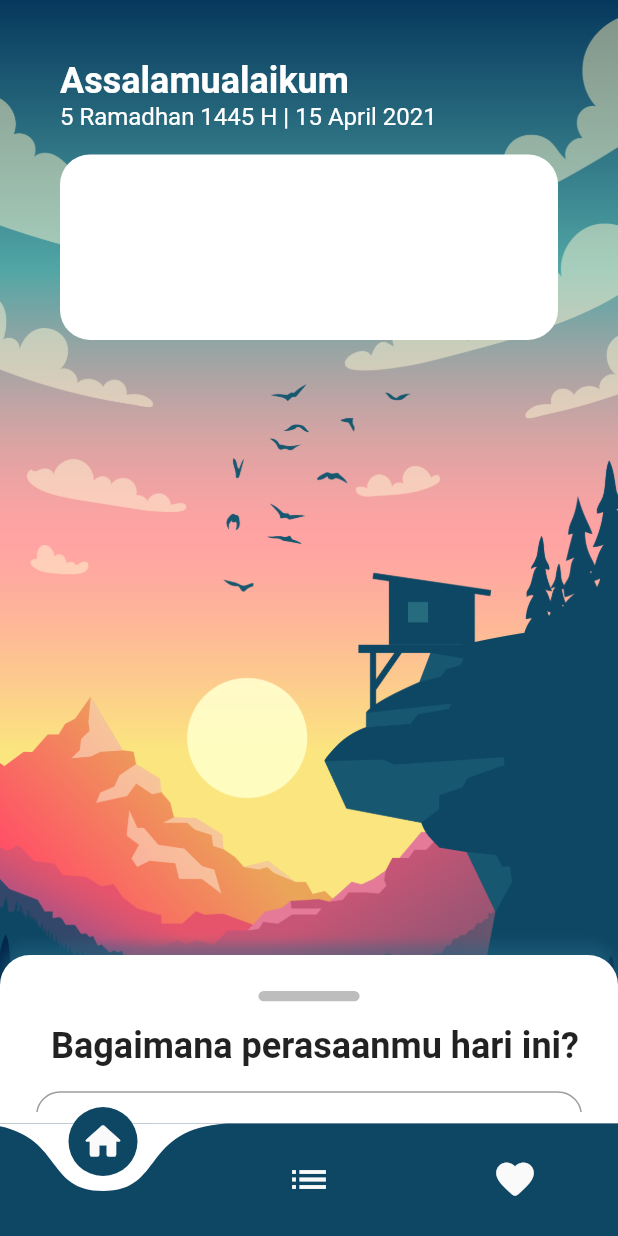
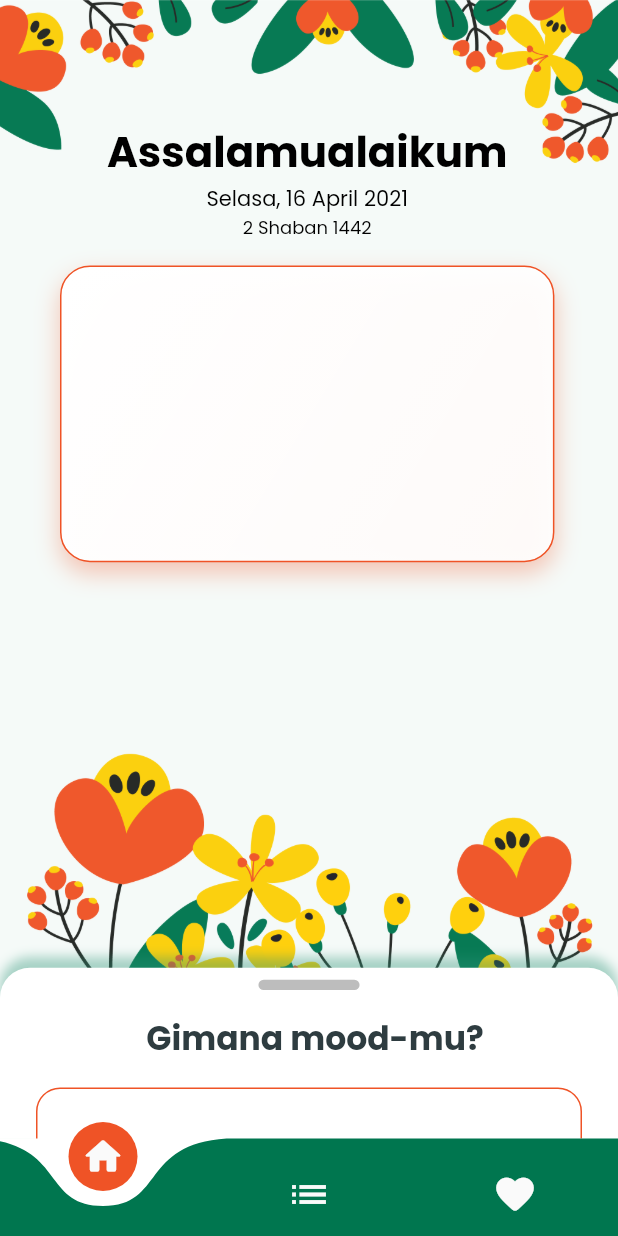
Before and after one commit to reinabil/moodo, a Flutter app: the screen it shows after launch, on a phone screen of 412 x 824 dp. Run offline on Flutter 3.47's test engine with Material 2 defaults, Android fonts, the phone set to English and light mode, and no system bars; drawn by our look-alikes of curved_navigation_bar; our stand-ins replace sized_context.

Commit message:
bisa pindah page

```diff
--- a/lib/HomePage.dart
+++ b/lib/HomePage.dart
@@ -12,6 +12,41 @@ class HomePage extends StatefulWidget {
 class _HomePageState extends State<HomePage> {
   final String bgPagi = 'images/bgPagi.png';
   final String bgMalam = 'images/bgMalam.png';
+  final String bgBunga = 'images/bgBunga.png';
+
+  final TextStyle header = TextStyle(
+    color: Color(0xff2e3c40),
+    fontSize: 34,
+    fontFamily: "Poppins",
+    fontWeight: FontWeight.w700,
+  );
+  final TextStyle title1 = TextStyle(
+    color: Colors.black,
+    fontSize: 28,
+    fontFamily: "Poppins",
+    fontWeight: FontWeight.w700,
+  );
+  final TextStyle title2 = TextStyle(
+    color: Color(0xff2e3c40),
+    fontSize: 22,
+    fontFamily: "Poppins",
+    fontWeight: FontWeight.w700,
+  );
+  final TextStyle headline = TextStyle(
+    color: Colors.black,
+    fontFamily: "Poppins",
+    fontSize: 20,
+  );
+  final TextStyle body = TextStyle(
+    color: Colors.black,
+    fontFamily: "Poppins",
+    fontSize: 14,
+  );
+  final TextStyle caption = TextStyle(
+    color: Colors.black,
+    fontFamily: "Poppins",
+    fontSize: 12,
+  );
 
   @override
   Widget build(BuildContext context) {
@@ -24,21 +59,19 @@ class _HomePageState extends State<HomePage> {
                 constraints: BoxConstraints.expand(),
                 decoration: BoxDecoration(
                     image: DecorationImage(
-                        image: AssetImage(bgPagi), fit: BoxFit.cover))),
+                        image: AssetImage(bgBunga), fit: BoxFit.cover))),
             Container(
-              margin: EdgeInsets.all(40),
-              child: ListView(
+              margin: EdgeInsets.fromLTRB(40, 80, 40, 40),
+              child: Column(
                 children: [
+                  Text("Assalamualaikum", style: title1),
                   Text(
-                    "Assalamualaikum",
-                    style: TextStyle(
-                        fontSize: 24,
-                        fontWeight: FontWeight.bold,
-                        color: Colors.white),
+                    "Selasa, 16 April 2021",
+                    style: body,
                   ),
                   Text(
-                    "5 Ramadhan 1445 H | 15 April 2021",
-                    style: TextStyle(fontSize: 16, color: Colors.white),
+                    "2 Shaban 1442",
+                    style: caption,
                   ),
                   // Container(
                   //   height: context.heightPct(.2),
@@ -46,22 +79,37 @@ class _HomePageState extends State<HomePage> {
                   Container(
                     margin: EdgeInsets.only(top: 16, bottom: 0),
                     width: context.widthPct(.8),
-                    height: context.heightPct(.30) * 0.5,
+                    height: context.heightPct(.30) * 0.8,
                     decoration: BoxDecoration(
                       borderRadius: BorderRadius.circular(20),
-                      color: Colors.white,
+                      border: Border.all(
+                        color: Color(0xffef5326),
+                        width: 1,
+                      ),
+                      boxShadow: [
+                        BoxShadow(
+                          color: Color(0x54ef5325),
+                          blurRadius: 13,
+                          offset: Offset(0, 7),
+                        ),
+                      ],
+                      gradient: LinearGradient(
+                        begin: Alignment.topLeft,
+                        end: Alignment.bottomRight,
+                        colors: [Colors.white, Color(0xeaffffff)],
+                      ),
                     ),
-                  )
+                  ),
                 ],
               ),
             ),
             DraggableScrollableSheet(
                 initialChildSize: 0.15,
-                maxChildSize: 0.5,
+                maxChildSize: 0.6,
                 minChildSize: 0.15,
                 builder: (BuildContext c, s) {
                   return Container(
-                    padding: EdgeInsets.symmetric(horizontal: 16, vertical: 8),
+                    padding: EdgeInsets.symmetric(horizontal: 16, vertical: 0),
                     decoration: BoxDecoration(
                         color: Colors.white,
                         borderRadius: BorderRadius.only(
@@ -69,7 +117,7 @@ class _HomePageState extends State<HomePage> {
                             topRight: Radius.circular(20.0)),
                         boxShadow: [
                           BoxShadow(
-                            color: Color(0x6d246a85),
+                            color: Color.fromARGB(100, 42, 146, 117),
                             blurRadius: 6.0,
                             offset: Offset(0, -7),
                           )
@@ -79,7 +127,7 @@ class _HomePageState extends State<HomePage> {
                       children: <Widget>[
                         Center(
                             child: Container(
-                          margin: EdgeInsets.only(top: 16),
+                          margin: EdgeInsets.only(top: 8),
                           width: context.widthPct(0.2) - 15,
                           height: context.heightPct(0.1) / 12,
                           decoration: BoxDecoration(
@@ -89,10 +137,8 @@ class _HomePageState extends State<HomePage> {
                         )),
                         Padding(
                           padding: const EdgeInsets.only(left: 8, top: 16),
-                          child: Text("Bagaimana perasaanmu hari ini?",
-                              textAlign: TextAlign.center,
-                              style: TextStyle(
-                                  fontSize: 24, fontWeight: FontWeight.bold)),
+                          child: Text("Gimana mood-mu?",
+                              textAlign: TextAlign.center, style: title2),
                         ),
                         Container(
                           margin: EdgeInsets.fromLTRB(8, 16, 8, 8),
@@ -100,7 +146,7 @@ class _HomePageState extends State<HomePage> {
                           height: context.widthPct(.8) / 3,
                           decoration: BoxDecoration(
                               color: Colors.white,
-                              border: Border.all(color: Colors.grey),
+                              border: Border.all(color: Color(0xffef5326)),
                               borderRadius: BorderRadius.circular(16)),
                         ),
                         Container(
@@ -108,15 +154,17 @@ class _HomePageState extends State<HomePage> {
                             child: Row(
                               mainAxisAlignment: MainAxisAlignment.spaceAround,
                               children: [
-                                MoodButtonBaik(Color.fromARGB(255, 14, 71, 100),
-                                    Colors.grey[200]),
+                                MoodButtonBaik(
+                                    Color.fromARGB(255, 255, 189, 170),
+                                    Color.fromARGB(255, 255, 236, 170)),
                                 MoodButtonNetral(
-                                    Color.fromARGB(255, 14, 50, 100),
-                                    Colors.grey[200]),
-                                MoodButtonBuruk(Color.fromARGB(255, 14, 71, 50),
-                                    Colors.grey[200]),
+                                    Color.fromARGB(255, 255, 189, 170),
+                                    Color.fromARGB(255, 255, 236, 170)),
+                                MoodButtonBuruk(
+                                    Color.fromARGB(255, 255, 189, 170),
+                                    Color.fromARGB(255, 255, 236, 170)),
                               ],
-                            ))
+                            )),
                       ],
                     ),
                   );
--- a/lib/main.dart
+++ b/lib/main.dart
@@ -1,8 +1,13 @@
 import 'package:flutter/material.dart';
 import 'package:curved_navigation_bar/curved_navigation_bar.dart';
+import 'package:moodo/FavPage.dart';
+import 'package:moodo/ListDoaPage.dart';
 import 'package:moodo/homePage.dart';
+import 'package:flutter/services.dart';
 
 void main() {
+  WidgetsFlutterBinding.ensureInitialized();
+  SystemChrome.setEnabledSystemUIOverlays([SystemUiOverlay.bottom]);
   runApp(MoodoApp());
 }
 
@@ -12,17 +17,44 @@ class MoodoApp extends StatefulWidget {
 }
 
 class _MoodoAppState extends State<MoodoApp> {
+  int pageIndex = 0;
+  final HomePage _homePage = HomePage();
+  final ListDoaPage _listDoaPage = ListDoaPage();
+  final FavPage _favPage = FavPage();
+
+  Widget _showPage = HomePage();
+  Widget _pageChooser(int page) {
+    switch (page) {
+      case 0:
+        return _homePage;
+        break;
+      case 1:
+        return _listDoaPage;
+        break;
+      case 2:
+        return _favPage;
+        break;
+    }
+  }
+
   @override
   Widget build(BuildContext context) {
     return MaterialApp(
       debugShowCheckedModeBanner: false,
-      home: Scaffold(bottomNavigationBar: navbar(), body: HomePage()),
+      home: Scaffold(
+          bottomNavigationBar: navbar(),
+          body: Container(
+            child: _showPage,
+          )),
     );
   }
 
   CurvedNavigationBar navbar() {
     return CurvedNavigationBar(
-      color: Color.fromARGB(255, 14, 71, 100),
+      height: 65,
+      index: pageIndex,
+      color: Color.fromARGB(255, 0, 118, 79),
+      buttonBackgroundColor: Color.fromARGB(255, 239, 83, 38),
       backgroundColor: Colors.white,
       items: <Widget>[
         Icon(
@@ -41,8 +73,10 @@ class _MoodoAppState extends State<MoodoApp> {
           color: Colors.grey[50],
         ),
       ],
-      onTap: (index) {
-        //Handle button tap
+      onTap: (int tappedIndex) {
+        setState(() {
+          _showPage = _pageChooser(tappedIndex);
+        });
       },
     );
   }
```
Also changed, not shown: lib/FavPage.dart (added, +13 -0 lines), lib/ListDoaPage.dart (added, +13 -0 lines), lib/MoodButtonBaik.dart (+47 -2 lines), lib/MoodButtonBuruk.dart (+47 -3 lines), lib/MoodButtonNetral.dart (+47 -3 lines), pubspec.yaml (+9 -12 lines), fonts/Poppins-Bold.ttf (added), fonts/Poppins-Medium.ttf (added), fonts/Poppins-Regular.ttf (added), images/baik.gif, images/bgBunga.png (added).
